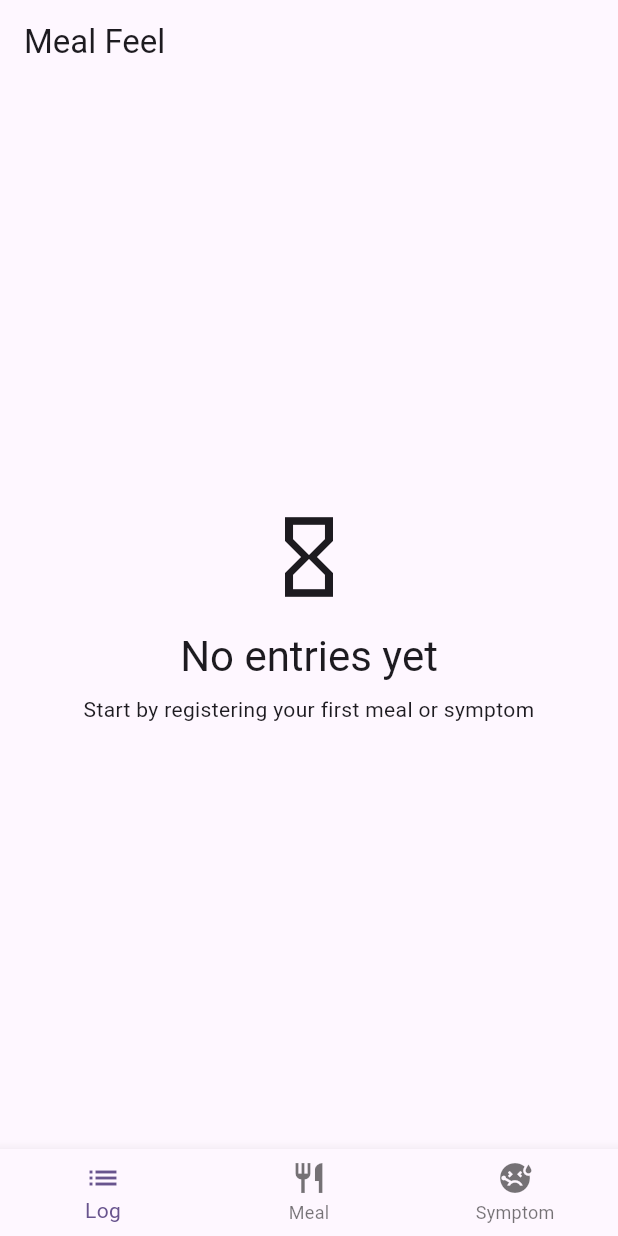
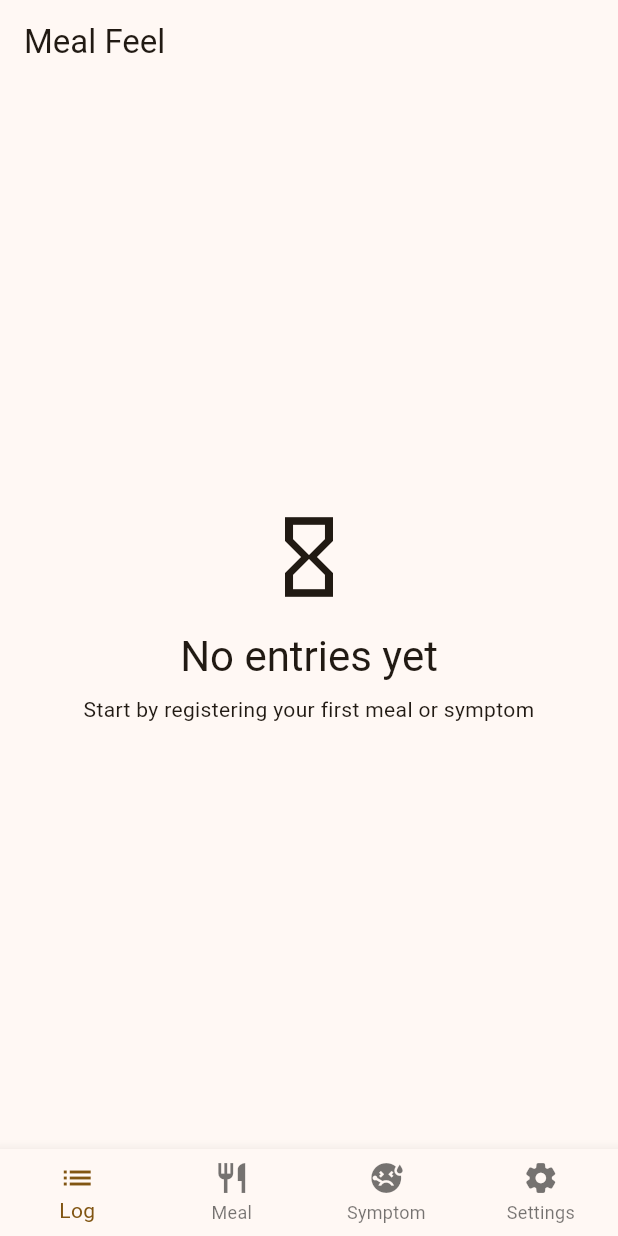
Before and after one commit to BartekBac/scheck, a Flutter app: the screen it shows after launch, on a phone screen of 412 x 824 dp. Run offline on Flutter 3.47's test engine with Material 3 defaults, Android fonts, the phone set to English and light mode, and no system bars; our stand-ins replace bloc, drift, equatable, flutter_bloc, freezed_annotation, get_it and 5 more; accounts and stored records are empty; generated files the repository leaves out were written again.

Commit message:
added settings feature, filled app_es.arb file

```diff
--- a/lib/app/view/app.dart
+++ b/lib/app/view/app.dart
@@ -1,5 +1,8 @@
 import 'package:flutter/material.dart';
+import 'package:flutter_bloc/flutter_bloc.dart';
 import 'package:scheck/features/navigation/presentation/pages/navigation_page.dart';
+import 'package:scheck/features/settings/presentation/bloc/settings_bloc.dart';
+import 'package:scheck/injection.dart';
 import 'package:scheck/l10n/l10n.dart';
 
 class App extends StatelessWidget {
@@ -7,21 +10,24 @@ class App extends StatelessWidget {
 
   @override
   Widget build(BuildContext context) {
+    return BlocProvider(
+      create: (context) => getIt<SettingsBloc>()..add(const SettingsEvent.load()),
+      child: BlocBuilder<SettingsBloc, SettingsState>(
+        builder: (context, state) {
           return MaterialApp(
-      title: 'Meal Feel',
             theme: ThemeData(
-        colorScheme: ColorScheme.fromSeed(seedColor: Colors.deepPurple),
-        brightness: Brightness.light,
+              colorScheme: ColorScheme.fromSeed(
+                seedColor: state.settings != null ? Color(state.settings!.primaryColor) : Colors.indigo,
+              ),
               useMaterial3: true,
             ),
-      darkTheme: ThemeData(
-        primarySwatch: Colors.blue,
-        brightness: Brightness.dark,
-        useMaterial3: true,
-      ),
+            locale: state.settings != null ? Locale(state.settings!.locale) : const Locale('en'),
             localizationsDelegates: AppLocalizations.localizationsDelegates,
             supportedLocales: AppLocalizations.supportedLocales,
             home: const NavigationPage(),
           );
+        },
+      ),
+    );
   }
 }
--- a/lib/core/utils/icon_facade.dart
+++ b/lib/core/utils/icon_facade.dart
@@ -15,6 +15,8 @@ class IconFacade {
   static const IconData empty = Icons.hourglass_empty;
   static const IconData close = Icons.close;
   static const IconData back = Icons.arrow_back;
+
+  static const IconData settings = Icons.settings_rounded;
 
 
 
--- a/lib/features/navigation/presentation/bloc/navigation_bloc.dart
+++ b/lib/features/navigation/presentation/bloc/navigation_bloc.dart
@@ -5,6 +5,7 @@ import 'package:scheck/core/utils/icon_facade.dart';
 import 'package:scheck/features/entries/presentation/pages/entries_log_page.dart';
 import 'package:scheck/features/entries/presentation/pages/meal_registration_page.dart';
 import 'package:scheck/features/entries/presentation/pages/symptom_registration_page.dart';
+import 'package:scheck/features/settings/presentation/pages/settings_page.dart';
 import 'package:scheck/l10n/gen/app_localizations.dart';
 
 part 'navigation_bloc.freezed.dart';
@@ -13,6 +14,7 @@ enum MenuPage {
   log,
   mealRegister,
   symptomRegister,
+  settings,
 }
 
 extension MenuPageExtension on MenuPage {
@@ -20,18 +22,21 @@ extension MenuPageExtension on MenuPage {
     MenuPage.log => l10n.pageNavigationLog,
     MenuPage.mealRegister => l10n.pageNavigationMeal,
     MenuPage.symptomRegister => l10n.pageNavigationSymptom,
+    MenuPage.settings => l10n.pageNavigationSettings,
   };
 
   IconData get icon => switch (this) {
     MenuPage.log => IconFacade.log,
     MenuPage.mealRegister => IconFacade.meal,
     MenuPage.symptomRegister => IconFacade.symptom,
+    MenuPage.settings => IconFacade.settings,
   };
 
   Widget get view => switch (this) {
     MenuPage.log => const EntriesLogPage(),
     MenuPage.mealRegister => const MealRegistrationPage(),
     MenuPage.symptomRegister => const SymptomRegistrationPage(),
+    MenuPage.settings => const SettingsPage(),
   };
 }
 
--- /dev/null
+++ b/lib/features/settings/data/datasources/settings_local_data_source.dart
@@ -0,0 +1,22 @@
+import 'package:injectable/injectable.dart';
+import 'package:scheck/features/settings/domain/entities/settings.dart';
+import 'package:shared_preferences/shared_preferences.dart';
+
+@lazySingleton
+class SettingsLocalDataSource {
+  static const _localeKey = 'settings_locale';
+  static const _colorKey = 'settings_primary_color';
+
+  Future<AppSettings> getSettings() async {
+    final prefs = await SharedPreferences.getInstance();
+    final locale = prefs.getString(_localeKey) ?? 'en';
+    final color = prefs.getInt(_colorKey) ?? 0xFFFFA500;
+    return AppSettings(locale: locale, primaryColor: color);
+  }
+
+  Future<void> saveSettings(AppSettings settings) async {
+    final prefs = await SharedPreferences.getInstance();
+    await prefs.setString(_localeKey, settings.locale);
+    await prefs.setInt(_colorKey, settings.primaryColor);
+  }
+}
--- /dev/null
+++ b/lib/features/settings/domain/entities/settings.dart
@@ -0,0 +1,12 @@
+import 'package:flutter/material.dart';
+import 'package:freezed_annotation/freezed_annotation.dart';
+
+part 'settings.freezed.dart';
+
+@freezed
+sealed class AppSettings with _$AppSettings {
+  const factory AppSettings({
+    @Default('en') String locale,
+    @Default(0xFF3F51B5) int primaryColor, // Default to Colors.indigo
+  }) = _AppSettings;
+}
--- /dev/null
+++ b/lib/features/settings/domain/repositories/settings_repository.dart
@@ -0,0 +1,6 @@
+import 'package:scheck/features/settings/domain/entities/settings.dart';
+
+abstract class SettingsRepository {
+  Future<AppSettings> getSettings();
+  Future<void> saveSettings(AppSettings settings);
+}
--- /dev/null
+++ b/lib/features/settings/domain/usecases/get_settings.dart
@@ -0,0 +1,14 @@
+import 'package:injectable/injectable.dart';
+import 'package:scheck/features/settings/domain/entities/settings.dart';
+import 'package:scheck/features/settings/domain/repositories/settings_repository.dart';
+
+@lazySingleton
+class GetSettings {
+  final SettingsRepository _repository;
+
+  GetSettings(this._repository);
+
+  Future<AppSettings> call() {
+    return _repository.getSettings();
+  }
+}
--- /dev/null
+++ b/lib/features/settings/domain/usecases/save_settings.dart
@@ -0,0 +1,14 @@
+import 'package:injectable/injectable.dart';
+import 'package:scheck/features/settings/domain/entities/settings.dart';
+import 'package:scheck/features/settings/domain/repositories/settings_repository.dart';
+
+@lazySingleton
+class SaveSettings {
+  final SettingsRepository _repository;
+
+  SaveSettings(this._repository);
+
+  Future<void> call(AppSettings settings) {
+    return _repository.saveSettings(settings);
+  }
+}
--- /dev/null
+++ b/lib/features/settings/presentation/bloc/settings_bloc.dart
@@ -0,0 +1,65 @@
+import 'package:flutter/material.dart';
+import 'package:flutter_bloc/flutter_bloc.dart';
+import 'package:freezed_annotation/freezed_annotation.dart';
+import 'package:injectable/injectable.dart';
+import 'package:scheck/features/settings/domain/entities/settings.dart';
+import 'package:scheck/features/settings/domain/usecases/get_settings.dart';
+import 'package:scheck/features/settings/domain/usecases/save_settings.dart';
+
+part 'settings_bloc.freezed.dart';
+
+@freezed
+sealed class SettingsEvent with _$SettingsEvent {
+  const factory SettingsEvent.load() = _LoadSettings;
+  const factory SettingsEvent.changeLanguage(String locale) = _ChangeLanguage;
+  const factory SettingsEvent.changePrimaryColor(int color) = _ChangePrimaryColor;
+}
+
+@freezed
+sealed class SettingsState with _$SettingsState {
+  const factory SettingsState({
+    @Default(true) bool isLoading,
+    AppSettings? settings,
+  }) = _SettingsState;
+}
+
+@injectable
+class SettingsBloc extends Bloc<SettingsEvent, SettingsState> {
+  final GetSettings _getSettings;
+  final SaveSettings _saveSettings;
+
+  SettingsBloc(this._getSettings, this._saveSettings) : super(const _SettingsState()) {
+    on<_LoadSettings>(_onLoadSettings);
+    on<_ChangeLanguage>(_onChangeLanguage);
+    on<_ChangePrimaryColor>(_onChangePrimaryColor);
+  }
+
+  Future<void> _onLoadSettings(
+    _LoadSettings event,
+    Emitter<SettingsState> emit,
+  ) async {
+    emit(state.copyWith(isLoading: true));
+    final settings = await _getSettings();
+    emit(state.copyWith(isLoading: false, settings: settings));
+  }
+
+  Future<void> _onChangeLanguage(
+    _ChangeLanguage event,
+    Emitter<SettingsState> emit,
+  ) async {
+    if (state.settings == null) return;
+    final newSettings = state.settings!.copyWith(locale: event.locale);
+    await _saveSettings(newSettings);
+    emit(state.copyWith(settings: newSettings));
+  }
+
+  Future<void> _onChangePrimaryColor(
+    _ChangePrimaryColor event,
+    Emitter<SettingsState> emit,
+  ) async {
+    if (state.settings == null) return;
+    final newSettings = state.settings!.copyWith(primaryColor: event.color);
+    await _saveSettings(newSettings);
+    emit(state.copyWith(settings: newSettings));
+  }
+}
--- a/lib/l10n/arb/app_en.arb
+++ b/lib/l10n/arb/app_en.arb
@@ -19,6 +19,8 @@
     "titleSetIntensity": "Set Intensity",
     "titleDescriptionOptional": "Description (Optional)",
     "titleMealPhoto": "Meal Photo",
+    "titleLanguage": "Language",
+    "titlePrimaryColor": "Primary Color",
     "labelIntensity": "Intensity: {intensity}/10",
     "@labelIntensity": {
         "placeholders": {
@@ -44,6 +46,7 @@
 
 
     "errorFailedToLoadEntries": "Failed to load entries.",
+    "errorFailedToLoadSettings": "Failed to load settings.",
     "errorFailedToSaveMeal": "Failed to save meal.",
     "errorFailedToSaveSymptoms": "Failed to save symptoms.",
     "errorGalleryNotAvailable": "Gallery not available.",
@@ -54,6 +57,7 @@
     "pageNavigationMeal": "Meal",
     "pageNavigationSymptom": "Symptom",
     "pageNavigationLog": "Log",
+    "pageNavigationSettings": "Settings",
     "pageEntriesLogNoEntriesTitle": "No entries yet",
     "pageEntriesLogNoEntriesHint": "Start by registering your first meal or symptom",
 
@@ -70,6 +74,9 @@
     "symptomSkinRash": "Skin rash",
     "symptomAnxiety": "Anxiety",
     "symptomBrainFog": "Brain fog",
+
+    "languageEnglish": "English",
+    "languageSpanish": "Spanish",
 
 
     "detailsDialogIdLabel": "Id: {id}",
```
Also changed, not shown: lib/features/settings/data/repositories/settings_repository_impl.dart (added, +21 -0 lines), lib/features/settings/presentation/pages/settings_page.dart (added, +80 -0 lines), lib/l10n/arb/app_es.arb (+59 -4 lines), lib/features/settings/domain/entities/settings.freezed.dart (added), lib/features/settings/presentation/bloc/settings_bloc.freezed.dart (added), lib/injection.config.dart. Lines whose indentation alone changed are shown as unchanged.
